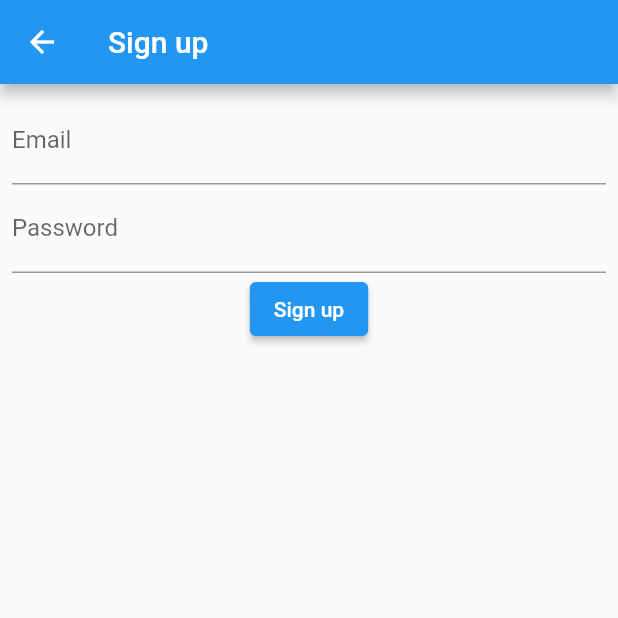
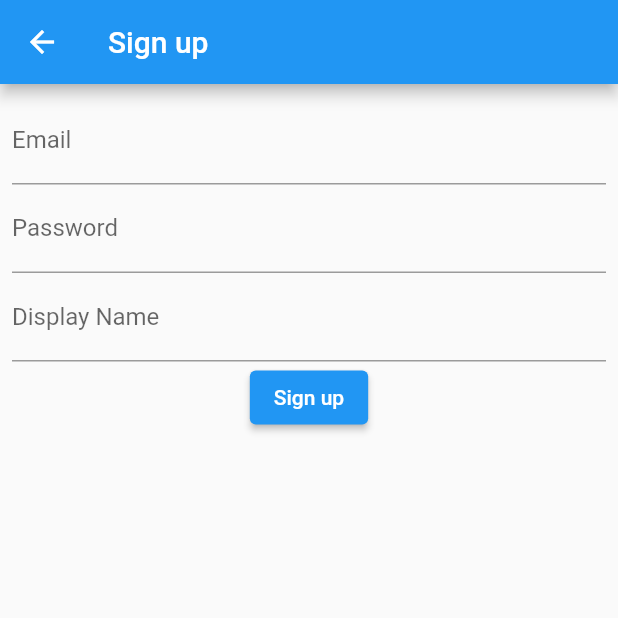
Before and after one commit to marawan1805/Travel-App, a Flutter app: the SignupScreen screen opened by its route, on a phone screen of 412 x 824 dp, the top half of it. Run offline on Flutter 3.47's test engine with Material 2 defaults, Android fonts, the phone set to English and light mode, and no system bars; our stand-ins replace carousel_slider, cloud_firestore, dots_indicator, firebase_auth, firebase_core, firebase_storage and 2 more; accounts and stored records are empty.

Commit message:
add username in signup and display name in comments
missing: login with username

```diff
--- a/lib/models/comment.dart
+++ b/lib/models/comment.dart
@@ -2,12 +2,16 @@ class Comment {
   final String id;
   final String postId;
   final String authorId;
+  final String authorDisplayName; // Add the display name field
   final String content;
+  final DateTime dateTime;
 
   Comment({
     required this.id,
     required this.postId,
     required this.authorId,
+    required this.authorDisplayName,
     required this.content,
+    required this.dateTime,
   });
 }
--- a/lib/screens/post_detail_screen.dart
+++ b/lib/screens/post_detail_screen.dart
@@ -16,6 +16,7 @@ class PostDetailScreen extends StatelessWidget {
   @override
   Widget build(BuildContext context) {
     final TextEditingController commentController = TextEditingController();
+  final AuthenticationService authService = Provider.of<AuthenticationService>(context, listen: false);
 
     return Scaffold(
       appBar: AppBar(
@@ -89,13 +90,16 @@ class PostDetailScreen extends StatelessWidget {
             ElevatedButton(
               onPressed: () async {
                 // Assuming you have access to the authorId
-                String authorId = "put_the_author_id_here";
+                String authorId = authService.getCurrentUserId();
+                String authorDispName = authService.getCurrentUser()?.displayName ?? '';
 
                 Comment comment = Comment(
                   id: '', // Firestore will auto-generate this
                   postId: post.id,
                   authorId: authorId,
                   content: commentController.text,
+                  dateTime: DateTime.now(),
+                  authorDisplayName: authorDispName,
                 );
 
                 await context.read<CommentService>().addComment(comment);
--- a/lib/screens/signup_screen.dart
+++ b/lib/screens/signup_screen.dart
@@ -5,6 +5,7 @@ import '../services/authentication_service.dart';
 class SignupScreen extends StatelessWidget {
   final TextEditingController emailController = TextEditingController();
   final TextEditingController passwordController = TextEditingController();
+  final TextEditingController displayNameController = TextEditingController();
 
   @override
   Widget build(BuildContext context) {
@@ -29,11 +30,18 @@ class SignupScreen extends StatelessWidget {
               ),
               obscureText: true,
             ),
+            TextField(
+              controller: displayNameController,
+              decoration: InputDecoration(
+                labelText: 'Display Name',
+              ),
+            ),
             ElevatedButton(
               onPressed: () async {
                 String message = await context.read<AuthenticationService>().signUp(
                   email: emailController.text.trim(),
                   password: passwordController.text.trim(),
+                  displayName: displayNameController.text.trim(),
                 );
                 ScaffoldMessenger.of(context).showSnackBar(SnackBar(content: Text(message)));
               },
--- a/lib/widgets/comment_card.dart
+++ b/lib/widgets/comment_card.dart
@@ -11,7 +11,7 @@ class CommentCard extends StatelessWidget {
     return Card(
       child: ListTile(
         title: Text(comment.content),
-        // Display author's name here
+        subtitle: Text('${comment.authorDisplayName} • ${comment.dateTime}'), // Display author's name and date here
       ),
     );
   }
```
Also changed, not shown: lib/services/authentication_service.dart (+33 -2 lines), lib/services/comment_service.dart (+19 -8 lines).
